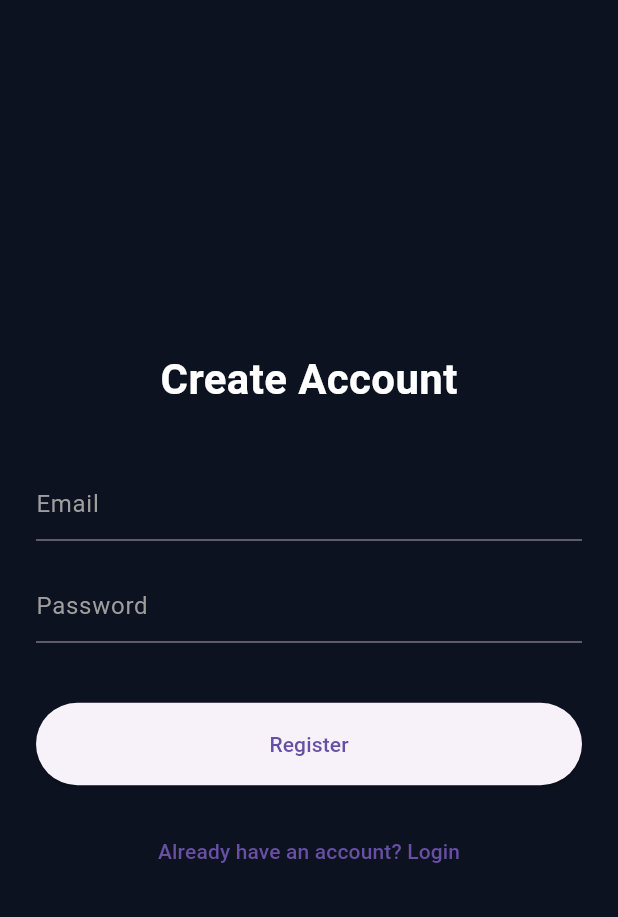
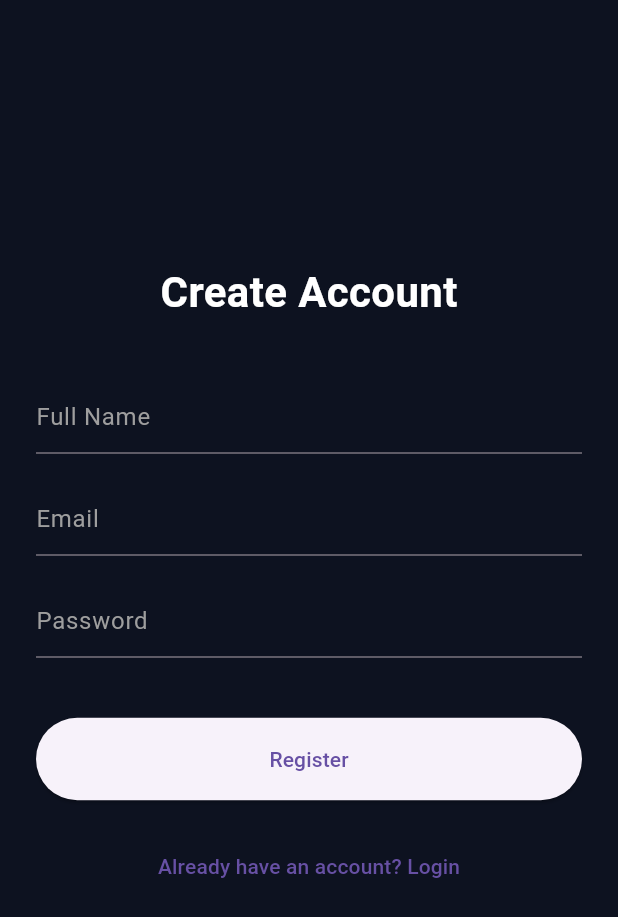
Before and after one commit to Raan010101/AeroQuest, a Flutter app: the screen it shows after launch, after a tap on "Get Started →", on a phone screen of 412 x 824 dp. Shown: the top 917 px of the screen. Run offline on Flutter 3.47's test engine with Material 3 defaults, Android fonts, the phone set to English and light mode, and no system bars; our stand-ins replace supabase_flutter; accounts and stored records are empty; network calls fail.

Commit message:
Authentication login/register setup with Supabase, role-based dashboards and DB integration

```diff
--- a/lib/screens/auth_gate.dart
+++ b/lib/screens/auth_gate.dart
@@ -1,19 +1,48 @@
 import 'package:flutter/material.dart';
 import 'package:supabase_flutter/supabase_flutter.dart';
-import 'dashboard_screen.dart';
+import 'student_dashboard.dart';
+import 'lecturer_dashboard.dart';
 import 'splash_screen.dart';
 
-class AuthGate extends StatelessWidget {
+class AuthGate extends StatefulWidget {
   const AuthGate({super.key});
 
   @override
+  State<AuthGate> createState() => _AuthGateState();
+}
+
+class _AuthGateState extends State<AuthGate> {
+  final supabase = Supabase.instance.client;
+
+  @override
   Widget build(BuildContext context) {
-    final session = Supabase.instance.client.auth.currentSession;
+    final session = supabase.auth.currentSession;
 
-    if (session != null) {
-      return const DashboardScreen();
-    } else {
+    if (session == null) {
       return const SplashScreen();
     }
+
+    return FutureBuilder(
+      future: supabase
+          .from('profiles')
+          .select()
+          .eq('id', session.user.id)
+          .single(),
+      builder: (context, snapshot) {
+        if (!snapshot.hasData) {
+          return const Scaffold(
+            body: Center(child: CircularProgressIndicator()),
+          );
+        }
+
+        final profile = snapshot.data as Map<String, dynamic>;
+
+        if (profile['role'] == 'lecturer') {
+          return const LecturerDashboard();
+        } else {
+          return const StudentDashboard();
+        }
+      },
+    );
   }
 }
--- a/lib/screens/register_screen.dart
+++ b/lib/screens/register_screen.dart
@@ -9,8 +9,10 @@ class RegisterScreen extends StatefulWidget {
 }
 
 class _RegisterScreenState extends State<RegisterScreen> {
+  final fullNameController = TextEditingController();
   final emailController = TextEditingController();
   final passwordController = TextEditingController();
+
   bool loading = false;
 
   Future<void> signUp() async {
@@ -20,10 +22,13 @@ class _RegisterScreenState extends State<RegisterScreen> {
       await Supabase.instance.client.auth.signUp(
         email: emailController.text.trim(),
         password: passwordController.text.trim(),
+        data: {
+          'full_name': fullNameController.text.trim(),
+        },
       );
 
       if (mounted) {
-        Navigator.pushReplacementNamed(context, "/login");
+        Navigator.pushReplacementNamed(context, "/");
       }
     } catch (e) {
       ScaffoldMessenger.of(context).showSnackBar(
@@ -39,8 +44,17 @@ class _RegisterScreenState extends State<RegisterScreen> {
     return Scaffold(
       backgroundColor: const Color(0xFF0D1220),
       body: SafeArea(
-        child: Padding(
-          padding: const EdgeInsets.all(24),
+        child: SingleChildScrollView(
+          padding: EdgeInsets.only(
+            left: 24,
+            right: 24,
+            bottom: MediaQuery.of(context).viewInsets.bottom,
+          ),
+          child: ConstrainedBox(
+            constraints: BoxConstraints(
+              minHeight: MediaQuery.of(context).size.height - 48,
+            ),
+            child: IntrinsicHeight(
               child: Column(
                 mainAxisAlignment: MainAxisAlignment.center,
                 children: [
@@ -54,6 +68,18 @@ class _RegisterScreenState extends State<RegisterScreen> {
                   ),
                   const SizedBox(height: 40),
 
+                  // FULL NAME
+                  TextField(
+                    controller: fullNameController,
+                    style: const TextStyle(color: Colors.white),
+                    decoration: const InputDecoration(
+                      hintText: "Full Name",
+                      hintStyle: TextStyle(color: Colors.grey),
+                    ),
+                  ),
+                  const SizedBox(height: 20),
+
+                  // EMAIL
                   TextField(
                     controller: emailController,
                     style: const TextStyle(color: Colors.white),
@@ -64,6 +90,7 @@ class _RegisterScreenState extends State<RegisterScreen> {
                   ),
                   const SizedBox(height: 20),
 
+                  // PASSWORD
                   TextField(
                     controller: passwordController,
                     obscureText: true,
@@ -81,7 +108,9 @@ class _RegisterScreenState extends State<RegisterScreen> {
                     child: ElevatedButton(
                       onPressed: loading ? null : signUp,
                       child: loading
-                      ? const CircularProgressIndicator()
+                          ? const CircularProgressIndicator(
+                              color: Colors.white,
+                            )
                           : const Text("Register"),
                     ),
                   ),
@@ -93,8 +122,10 @@ class _RegisterScreenState extends State<RegisterScreen> {
                       Navigator.pop(context);
                     },
                     child: const Text("Already have an account? Login"),
-              )
+                  ),
                 ],
+              ),
+            ),
           ),
         ),
       ),
```
Also changed, not shown: lib/screens/dashboard_screen.dart (deleted, +0 -39 lines), lib/screens/lecturer_dashboard.dart (added, +120 -0 lines), lib/screens/login_screen.dart (+22 -7 lines), lib/screens/student_dashboard.dart (added, +98 -0 lines), lib/services/auth_service.dart (+37 -0 lines). Lines whose indentation alone changed are shown as unchanged.
